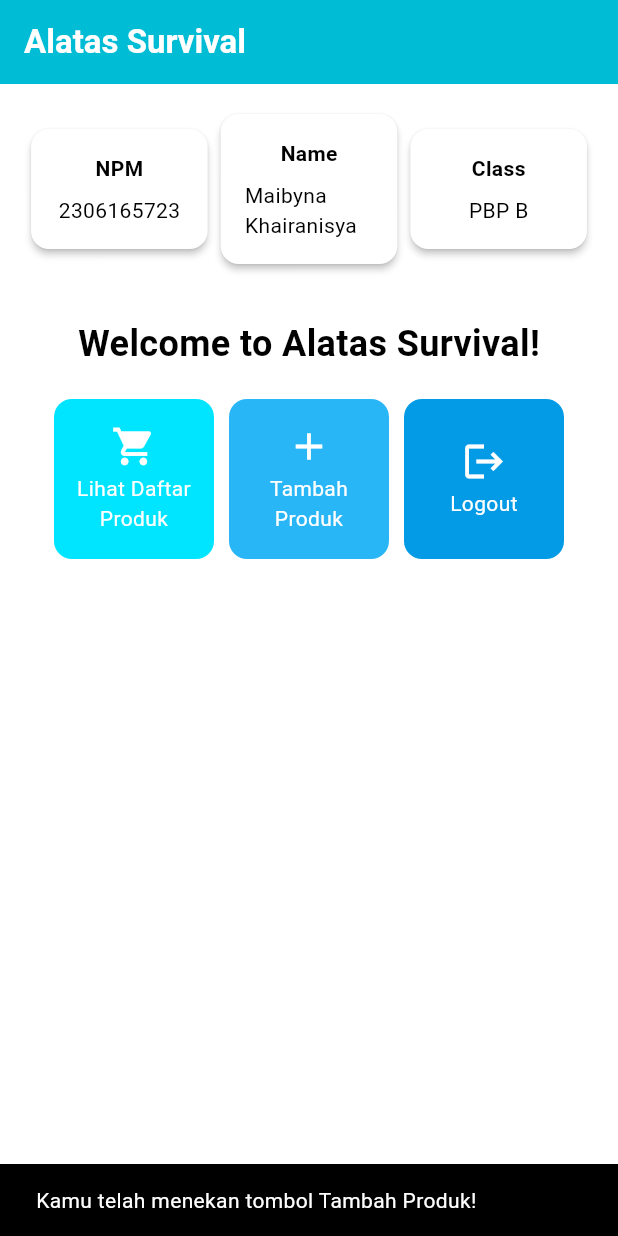
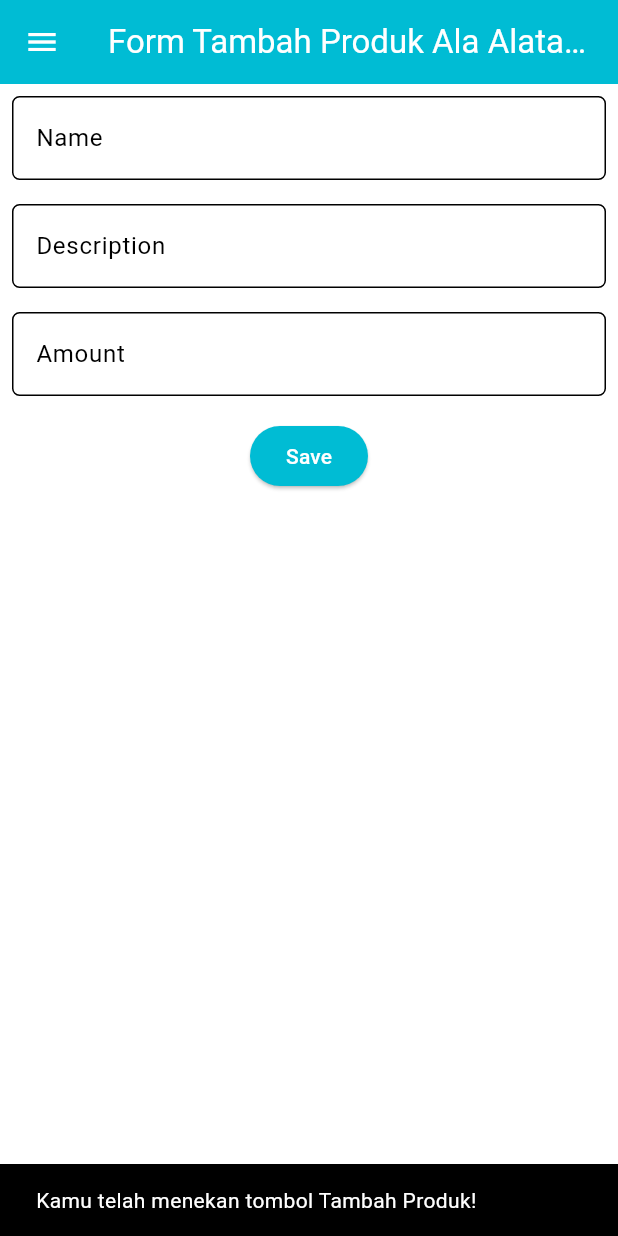
Before and after one commit to maibyna/alatas-survival-mobile, a Flutter app: the screen it shows after launch, after a tap on "Tambah Produk", on a phone screen of 412 x 824 dp. Run offline on Flutter 3.47's test engine with Material 3 defaults, Android fonts, the phone set to English and light mode, and no system bars; our stand-ins replace google_fonts; Roboto replaces fonts that are missing (Cardo).

Commit message:
Maibyna Tugas 8: Done!

```diff
--- a/lib/main.dart
+++ b/lib/main.dart
@@ -1,5 +1,8 @@
 import 'package:flutter/material.dart';
-import 'package:alatas_survival/menu.dart';
+import 'package:alatas_survival/screens/menu.dart';
+import 'package:alatas_survival/screens/alentry_form.dart';
+import 'package:alatas_survival/widgets/al_card.dart';
+import 'package:alatas_survival/widgets/left_drawer.dart';
 import 'package:google_fonts/google_fonts.dart';
 
 void main() {
--- /dev/null
+++ b/lib/screens/alentry_form.dart
@@ -0,0 +1,170 @@
+import 'package:flutter/material.dart';
+import 'package:alatas_survival/widgets/left_drawer.dart';
+
+class AlEntryFormPage extends StatefulWidget {
+  const AlEntryFormPage({super.key});
+
+  @override
+  State<AlEntryFormPage> createState() => _AlEntryFormPageState();
+}
+
+class _AlEntryFormPageState extends State<AlEntryFormPage> {
+  @override
+  final _formKey = GlobalKey<FormState>();
+  String _name = "";
+  String _description = "";
+  int _amount = 0;
+
+  Widget build(BuildContext context) {
+    return Scaffold(
+        appBar: AppBar(
+            title: const Center(
+            child: Text(
+                'Form Tambah Produk Ala Alatas Survival',
+            ),
+            ),
+            backgroundColor: Theme.of(context).colorScheme.primary,
+            foregroundColor: Colors.white,
+        ),
+        drawer: const LeftDrawer(),
+        body: Form(
+            key: _formKey,
+            child: SingleChildScrollView(
+                child: Column(
+                crossAxisAlignment: CrossAxisAlignment.start,
+                children: [
+                    Padding(
+                    padding: const EdgeInsets.all(8.0),
+                    child: TextFormField(
+                        decoration: InputDecoration(
+                        hintText: "Your Name",
+                        labelText: "Name",
+                        border: OutlineInputBorder(
+                            borderRadius: BorderRadius.circular(5.0),
+                        ),
+                        ),
+                        onChanged: (String? value) {
+                        setState(() {
+                            _name = value!;
+                        });
+                        },
+                        validator: (String? value) {
+                        if (value == null || value.isEmpty) {
+                            return "Name tidak boleh kosong!";
+                        }
+                        else if (value.length < 5) {
+                            return "Name harus terdiri dari minimal 5 huruf!";
+                        }
+                        return null;
+                        },
+                    ),
+                    ),
+                    Padding(
+                    padding: const EdgeInsets.all(8.0),
+                    child: TextFormField(
+                        decoration: InputDecoration(
+                            hintText: "Description",
+                            labelText: "Description",
+                            border: OutlineInputBorder(
+                                borderRadius: BorderRadius.circular(5.0),
+                            ),
+                        ),
+                        onChanged: (String? value) {
+                            setState(() {
+                                _description = value!;
+                            });
+                        },
+                        validator: (String? value) {
+                            if (value == null || value.isEmpty) {
+                                return "Description tidak boleh kosong!";
+                            }
+                            else if (value.length < 10 && value.length > 100) {
+                                return "Description harus dalam rentang 10 sampai 100 karakter!";
+                            }
+                        return null;
+                        },
+                    ),
+                    ),
+                    Padding(
+                    padding: const EdgeInsets.all(8.0),
+                    child: TextFormField(
+                        decoration: InputDecoration(
+                            hintText: "Amount",
+                            labelText: "Amount",
+                            border: OutlineInputBorder(
+                                borderRadius: BorderRadius.circular(5.0),
+                            ),
+                        ),
+                        onChanged: (String? value) {
+                            setState(() {
+                                _amount = int.tryParse(value!) ?? 0;
+                            });
+                        },
+                        validator: (String? value) {
+                            if (value == null || value.isEmpty) {
+                                return "Amount tidak boleh kosong!";
+                            }
+                            if (int.tryParse(value) != null && int.tryParse(value)! < 0) {
+                                return "Amount tidak boleh negatif!";
+                            }
+                            if (int.tryParse(value) == null) {
+                                return "Amount harus berupa angka!";
+                            }
+                        return null;
+                        },
+                    ),
+                    ),
+                    Align(
+                    alignment: Alignment.bottomCenter,
+                    child: Padding(
+                        padding: const EdgeInsets.all(8.0),
+                        child: ElevatedButton(
+                            style: ButtonStyle(
+                                backgroundColor: MaterialStateProperty.all(
+                                    Theme.of(context).colorScheme.primary),
+                            ),
+                            onPressed: () {
+                            if (_formKey.currentState!.validate()) {
+                                showDialog(
+                                context: context,
+                                builder: (context) {
+                                    return AlertDialog(
+                                    title: const Text('Produk berhasil tersimpan'),
+                                    content: SingleChildScrollView(
+                                        child: Column(
+                                            crossAxisAlignment: CrossAxisAlignment.start,
+                                            children: [
+                                                Text('Name: $_name'),
+                                                Text('Description: $_description'),
+                                                Text('Amount: $_amount'),
+                                            ],
+                                        ),
+                                    ),
+                                    actions: [
+                                        TextButton(
+                                            child: const Text('OK'),
+                                            onPressed: () {
+                                            Navigator.pop(context);
+                                            _formKey.currentState!.reset();
+                                            },
+                                        ),
+                                    ],
+                                    );
+                                },
+                                );
+                            }
+                            },
+                            child: const Text(
+                                "Save",
+                                style: TextStyle(color: Colors.white),
+                            ),
+                        ),
+                    ),
+                    ),
+                ],
+                ),
+            ),
+        ),
+    );
+  }
+}
--- /dev/null
+++ b/lib/screens/menu.dart
@@ -0,0 +1,85 @@
+
+
+import 'package:flutter/material.dart';
+import 'package:google_fonts/google_fonts.dart';
+import 'package:alatas_survival/widgets/left_drawer.dart';
+import 'package:alatas_survival/widgets/al_card.dart';
+
+class MyHomePage extends StatelessWidget {
+  final String npm = '2306165723'; // NPM
+  final String name = 'Maibyna Khairanisya'; // Nama
+  final String className = 'PBP B'; // Kelas
+
+  final List<ItemHomepage> items = [
+    ItemHomepage("Lihat Daftar Produk", Icons.shopping_cart),
+    ItemHomepage("Tambah Produk", Icons.add),
+    ItemHomepage("Logout", Icons.logout),
+  ];
+
+  MyHomePage({super.key});
+
+  @override
+  Widget build(BuildContext context) {
+    return Scaffold(
+      appBar: AppBar(
+        title: const Text(
+          'Alatas Survival',
+          style: TextStyle(
+            color: Colors.white,
+            fontWeight: FontWeight.bold,
+          ),
+        ),
+        iconTheme: const IconThemeData(color: Colors.white),
+        backgroundColor: Theme.of(context).colorScheme.primary,
+      ),
+      body: Padding(
+        padding: const EdgeInsets.all(16.0),
+        child: SingleChildScrollView(
+          child: Column(
+            crossAxisAlignment: CrossAxisAlignment.center,
+            children: [
+              Row(
+                mainAxisAlignment: MainAxisAlignment.spaceEvenly,
+                children: [
+                  InfoCard(title: 'NPM', content: npm),
+                  InfoCard(title: 'Name', content: name),
+                  InfoCard(title: 'Class', content: className),
+                ],
+              ),
+              const SizedBox(height: 16.0),
+              Center(
+                child: Column(
+                  children: [
+                    const Padding(
+                      padding: EdgeInsets.only(top: 16.0),
+                      child: Text(
+                        'Welcome to Alatas Survival!',
+                        style: TextStyle(
+                          fontWeight: FontWeight.bold,
+                          fontSize: 24.0,
+                        ),
+                      ),
+                    ),
+                    GridView.count(
+                      primary: true,
+                      padding: const EdgeInsets.all(20),
+                      crossAxisSpacing: 10,
+                      mainAxisSpacing: 10,
+                      crossAxisCount: 3,
+                      shrinkWrap: true,
+                      physics: const NeverScrollableScrollPhysics(),
+                      children: items.map((ItemHomepage item) {
+                        return HoverableItemCard(item);
+                      }).toList(),
+                    ),
+                  ],
+                ),
+              ),
+            ],
+          ),
+        ),
+      ),
+      drawer: const LeftDrawer(),
+    );
+  }
+}
--- a/lib/menu.dart
+++ b/lib/widgets/al_card.dart
@@ -1,82 +1,7 @@
 import 'package:flutter/material.dart';
 import 'package:google_fonts/google_fonts.dart';
-
-class MyHomePage extends StatelessWidget {
-  final String npm = '2306165723'; // NPM
-  final String name = 'Maibyna Khairanisya'; // Nama
-  final String className = 'PBP B'; // Kelas
-
-  final List<ItemHomepage> items = [
-    ItemHomepage("Lihat Daftar Produk", Icons.shopping_cart),
-    ItemHomepage("Tambah Produk", Icons.add),
-    ItemHomepage("Logout", Icons.logout),
-  ];
-
-  MyHomePage({super.key});
-
-  @override
-  Widget build(BuildContext context) {
-    return Scaffold(
-      appBar: AppBar(
-        title: const Text(
-          'Alatas Survival',
-          style: TextStyle(
-            color: Colors.white,
-            fontWeight: FontWeight.bold,
-          ),
-        ),
-        backgroundColor: Theme.of(context).colorScheme.primary,
-      ),
-      body: Padding(
-        padding: const EdgeInsets.all(16.0),
-        child: SingleChildScrollView(
-          child: Column(
-            crossAxisAlignment: CrossAxisAlignment.center,
-            children: [
-              Row(
-                mainAxisAlignment: MainAxisAlignment.spaceEvenly,
-                children: [
-                  InfoCard(title: 'NPM', content: npm),
-                  InfoCard(title: 'Name', content: name),
-                  InfoCard(title: 'Class', content: className),
-                ],
-              ),
-              const SizedBox(height: 16.0),
-              Center(
-                child: Column(
-                  children: [
-                    const Padding(
-                      padding: EdgeInsets.only(top: 16.0),
-                      child: Text(
-                        'Welcome to Alatas Survival!',
-                        style: TextStyle(
-                          fontWeight: FontWeight.bold,
-                          fontSize: 24.0,
-                        ),
-                      ),
-                    ),
-                    GridView.count(
-                      primary: true,
-                      padding: const EdgeInsets.all(20),
-                      crossAxisSpacing: 10,
-                      mainAxisSpacing: 10,
-                      crossAxisCount: 3,
-                      shrinkWrap: true,
-                      physics: const NeverScrollableScrollPhysics(),
-                      children: items.map((ItemHomepage item) {
-                        return HoverableItemCard(item);
-                      }).toList(),
-                    ),
-                  ],
-                ),
-              ),
-            ],
-          ),
-        ),
-      ),
-    );
-  }
-}
+import 'package:alatas_survival/screens/menu.dart';
+import 'package:alatas_survival/screens/alentry_form.dart';
 
 class HoverableItemCard extends StatefulWidget {
   final ItemHomepage item;
@@ -128,6 +53,14 @@
                   duration: const Duration(seconds: 1),
                 ),
               );
+              if (widget.item.name == "Tambah Produk") {
+                Navigator.push(
+                    context,
+                    MaterialPageRoute(
+                        builder: (context) => const AlEntryFormPage(),
+                    ),
+                );
+              }
             },
             child: Container(
               decoration: BoxDecoration(
--- /dev/null
+++ b/lib/widgets/left_drawer.dart
@@ -0,0 +1,71 @@
+import 'package:flutter/material.dart';
+import 'package:alatas_survival/screens/menu.dart';
+import 'package:alatas_survival/screens/alentry_form.dart';
+
+class LeftDrawer extends StatelessWidget {
+  const LeftDrawer({super.key});
+
+  @override
+  Widget build(BuildContext context) {
+    return Drawer(
+      child: ListView(
+        children: [
+          DrawerHeader(
+            decoration: BoxDecoration(
+              color: Theme.of(context).colorScheme.primary,
+            ),
+            child: const Column(
+              children: [
+                Text(
+                  'Alatas Survival',
+                  textAlign: TextAlign.center,
+                  style: TextStyle(
+                    fontSize: 24,
+                    fontWeight: FontWeight.bold,
+                    color: Colors.white,
+                  ),
+                ),
+                Padding(padding: EdgeInsets.all(8)),
+                Text(
+                  "Tempat dunia fantasimu dimulai!",
+                  textAlign: TextAlign.center,
+                  style: TextStyle(
+                    fontSize: 15,
+                    color: Colors.white,
+                    fontWeight: FontWeight.normal,
+                  ),
+                ),
+              ],
+            ),
+          ),
+          ListTile(
+            leading: const Icon(Icons.home_outlined),
+            title: const Text('Halaman Utama'),
+            // Redirection ke MyHomePage
+            onTap: () {
+              Navigator.pushReplacement(
+                context,
+                MaterialPageRoute(
+                  builder: (context) => MyHomePage(),
+                ),
+              );
+            },
+          ),
+          ListTile(
+            leading: const Icon(Icons.add_outlined),
+            title: const Text('Tambah Produk'),
+            // Redirection ke AlEntryFormPage
+            onTap: () {
+              Navigator.pushReplacement(
+                context,
+                MaterialPageRoute(
+                  builder: (context) => AlEntryFormPage(),
+                ),
+              );
+            },
+          ),
+        ],
+      ),
+    );
+  }
+}
```
Also changed, not shown: 1 other file.
